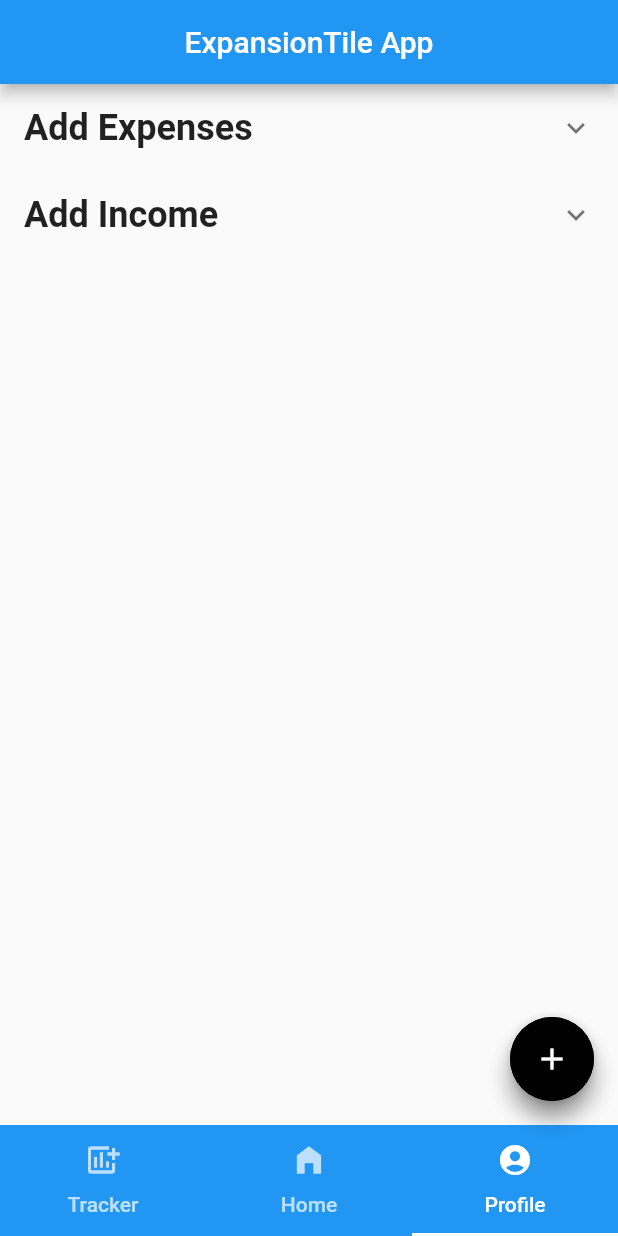
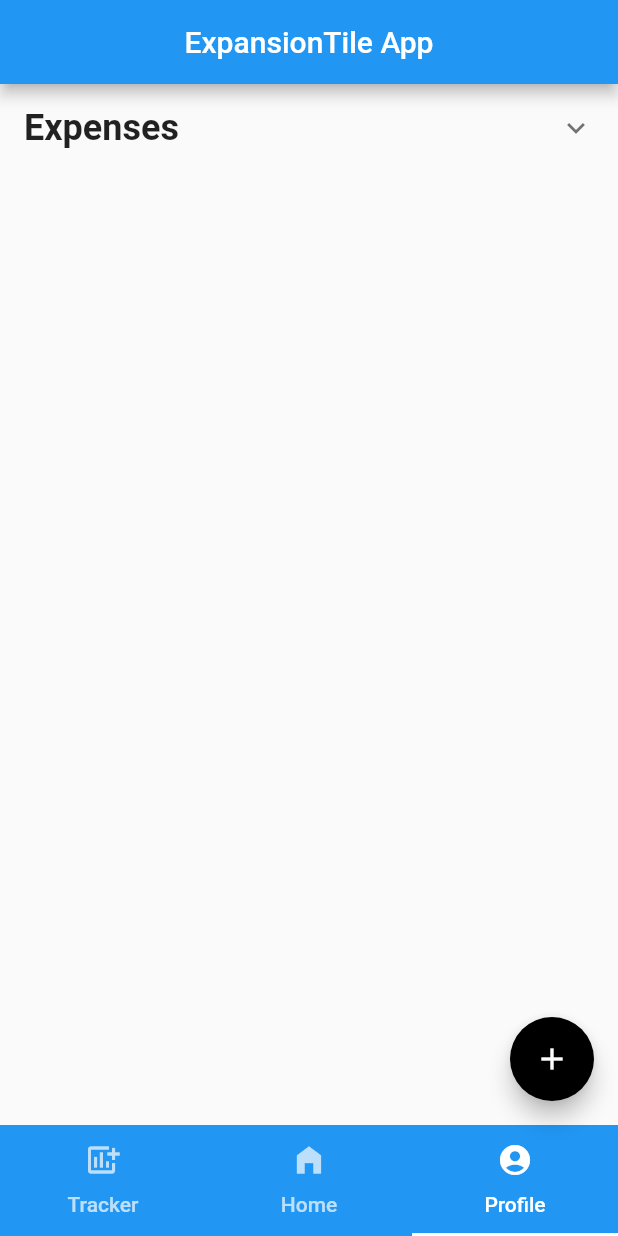
Before and after one commit to lyang-86/vandy_2020, a Flutter app: the screen it shows after launch, item 3 of the bottom bar chosen, on a phone screen of 412 x 824 dp. Run offline on Flutter 3.47's test engine with Material 2 defaults, Android fonts, the phone set to English and light mode, and no system bars; our stand-ins replace pie_chart; missing offline and left inert: dart:ffi.

Commit message:
Got working ExpansionTiles with inputs

```diff
--- a/vandyhacks2020/lib/userinput.dart
+++ b/vandyhacks2020/lib/userinput.dart
@@ -7,119 +7,131 @@ import 'package:flutter/services.dart';
 
 void main() {
   runApp(new TileApp());
-  /*
-  runApp(MaterialApp
+  }
 
-    title: "User Input Button",
-
-    home: Scaffold(
-      drawer: Drawer(),
-      appBar: AppBar(
-        title: Text('Add Input/Expenses'),
-        backgroundColor: Colors.black12,
-      ),
-      body: ExpansionTile(
-        title: Text('Add Expenses'),
-        children: <Widget>[
-          Text('Rent')
-        ],
-      ),
-    ),
-  ));
-   */
-}
-
-
-class TileApp extends StatelessWidget {
+class TileApp extends StatelessWidget{
   @override
   Widget build(BuildContext context) {
-    return new MaterialApp(
-      home: new Scaffold(
+    return MaterialApp(
+      title: 'Test',
+      home: TestPage(),
+    );
+  }
+}
+class TestPage extends StatelessWidget {
 
-        floatingActionButton: FloatingActionButton(
-          onPressed: (){
-            Navigator.pop(context);
-          },
-          child: Icon(Icons.arrow_back),
-          foregroundColor: Colors.white,
-          backgroundColor: Colors.black,
-        ),
+  createAlertDialog(BuildContext context) {
+    TextEditingController customController = new TextEditingController();
 
+    return showDialog(context: context, builder: (context) {
+      return AlertDialog(
+          title: Text("Enter amount"),
+          content: TextField(
+            controller: customController,
+          ),
+          actions: <Widget>[
+            MaterialButton(
+              elevation: 5.0,
+              child: Text('Submit'),
+              onPressed: () {},
+            )
+          ]
+      );
+    }
+    );
+  }
+
+  @override
+  Widget build(BuildContext context) {
+    return new Scaffold(
+      resizeToAvoidBottomPadding: false,
         appBar: new AppBar(
           title: new Center(
             child: Text('ExpansionTile App'),
           ),
         ),
-        body: new ListView.builder(
-          itemBuilder: (BuildContext context, int index) {
-            return new StuffInTiles(listOfTiles[index]);
-          },
-          itemCount: listOfTiles.length,
-        ),
+        body: new ExpansionTile(
+          title: new Text('Expenses', style: TextStyle(fontSize: 24,fontWeight: FontWeight.bold,),
+          ),
+          children: [
+            ListTile(
+              dense: true,
+              enabled: true,
+              isThreeLine: false,
+              onTap: () {createAlertDialog(context);},
+              selected: true,
+              title: new Text('Rent', style: TextStyle(fontSize: 20, color:Colors.black)),
+            ),
+            ListTile(
+              dense: true,
+              enabled: true,
+              isThreeLine: false,
+              onTap: ()  {createAlertDialog(context);},
+              selected: true,
+              title: new Text('Utility', style: TextStyle(fontSize: 20, color:Colors.black)),
+            ),
+            ListTile(
+              dense: true,
+              enabled: true,
+              isThreeLine: false,
+              onTap: () {createAlertDialog(context);},
+              selected: true,
+              title: new Text('Subscriptions', style: TextStyle(fontSize: 20, color:Colors.black)),
+            ),
+            ListTile(
+              dense: true,
+              enabled: true,
+              isThreeLine: false,
+              onTap: ()  {createAlertDialog(context);},
+              selected: true,
+              title: new Text('Bills', style: TextStyle(fontSize: 20, color:Colors.black)),
+            ),
+            ListTile(
+              dense: true,
+              enabled: true,
+              isThreeLine: false,
+              onTap: () {createAlertDialog(context);},
+              selected: true,
+              title: new Text('Savings', style: TextStyle(fontSize: 20, color:Colors.black)),
+            ),
+            ListTile(
+              dense: true,
+              enabled: true,
+              isThreeLine: false,
+              onTap: () {createAlertDialog(context);},
+              selected: true,
+              title: new Text('Food', style: TextStyle(fontSize: 20, color:Colors.black)),
+            ),
+            ListTile(
+              dense: true,
+              enabled: true,
+              isThreeLine: false,
+              onTap: () {createAlertDialog(context);},
+              selected: true,
+              title: new Text('Clothes', style: TextStyle(fontSize: 20, color:Colors.black)),
+            ),
+            ListTile(
+              dense: true,
+              enabled: true,
+              isThreeLine: false,
+              onTap: () {createAlertDialog(context);},
+              selected: true,
+              title: new Text('Electronics', style: TextStyle(fontSize: 20, color:Colors.black)),
+            ),
+            ListTile(
+              dense: true,
+              enabled: true,
+              isThreeLine: false,
+              onTap: () {createAlertDialog(context);},
+              selected: true,
+              title: new Text('Other', style: TextStyle(fontSize: 20, color:Colors.black)),
+            ),
+          ],
+
       ),
     );
   }
 }
-
-class StuffInTiles extends StatelessWidget {
-  final MyTile myTile;
-  StuffInTiles(this.myTile);
-
-  @override
-  Widget build(BuildContext context) {
-    return _buildTiles(myTile);
-  }
-
-  Widget _buildTiles(MyTile t) {
-    if (t.children.isEmpty)
-      return new ListTile(
-          dense: true,
-          enabled: true,
-          isThreeLine: false,
-          onLongPress: () => print("long press"),
-          onTap: () => print("tap"),
-          selected: true,
-          title: new Text(t.title, style: TextStyle(fontSize: 20,color:Colors.black),)
-      );
-
-    return new ExpansionTile(
-      key: new PageStorageKey<int>(3),
-      title: new Text(t.title, style: TextStyle(fontSize: 24,fontWeight: FontWeight.bold,),),
-      children: t.children.map(_buildTiles).toList(),
-    );
-  }
-}
-
-class MyTile {
-  String title;
-  List<MyTile> children;
-  MyTile(this.title, [this.children = const <MyTile>[]]);
-}
-
-List<MyTile> listOfTiles = <MyTile>[
-  new MyTile(
-    'Add Expenses',
-    <MyTile>[
-      new MyTile('Rent'),
-      new MyTile('Utility'),
-      new MyTile('Subscriptions'),
-      new MyTile('Bills'),
-      new MyTile('Savings'),
-      new MyTile('Other'),
-    ],
-  ),
-  new MyTile(
-    'Add Income',
-    <MyTile>[
-      new MyTile('Weekly'),
-      new MyTile('Bi-Weekly'),
-      new MyTile('Monthly'),
-      new MyTile('Misc.'),
-    ],
-  ),
-];
-
-
 class UserInput {
 
   static const defaultExpenses = {'Rent': 0.0, 'Utility': 0.0, 'Subscriptions': 0.0, 'Bills': 0.0, 'Savings': 0.0, 'Food': 0.0, 'Clothes': 0.0, 'Electronics': 0.0, 'Other': 0.0};
```
